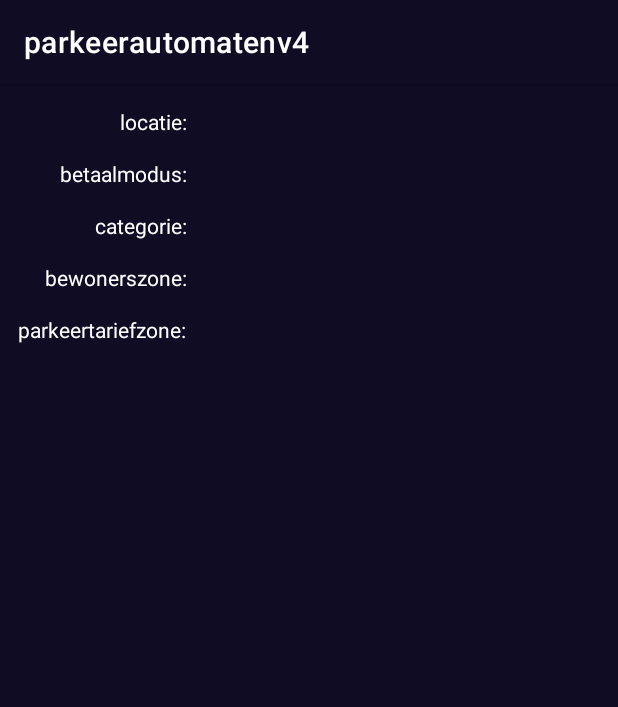
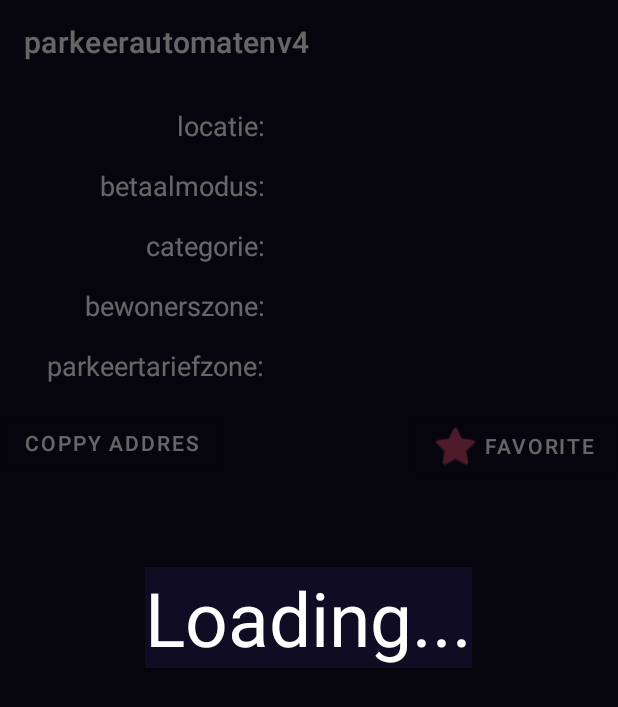
Before and after one commit to Kevin-Cool/mobile_parkeerautomaat, an Android app: the fragment DetailFragment placed in its activity, on a phone screen of 412 x 824 dp. Shown: the top 707 px of the screen. Run offline under Robolectric (Android 15) with nearby library versions, the phone set to English and light mode, and no system bars; our stand-ins replace Room's generated code, data binding; 9 statements that could not run were skipped.

Commit message:
loading creen and truncate local database

```diff
--- a/app/src/main/java/com/example/parkeerautomatenv4/data/local/ParkeerautomaatLocalDataSource.kt
+++ b/app/src/main/java/com/example/parkeerautomatenv4/data/local/ParkeerautomaatLocalDataSource.kt
@@ -5,6 +5,7 @@ import com.example.parkeerautomatenv4.data.local.dao.ParkeerautomaatfieldsDao
 import com.example.parkeerautomatenv4.data.local.entity.ParkeerautomaatEntity
 import com.example.parkeerautomatenv4.data.local.entity.ParkeerautomaatfieldsEntity
 import com.example.parkeerautomatenv4.domain.Parkeerautomaat
+import java.lang.Exception
 
 class ParkeerautomaatLocalDataSource (private val parkeerautomaatDao: ParkeerautomaatDao, private val parkeerautomaatfieldsDao: ParkeerautomaatfieldsDao) {
 
@@ -13,6 +14,11 @@ class ParkeerautomaatLocalDataSource (private val parkeerautomaatDao: Parkeeraut
     fun getParkeerautomaatById(id: String) = parkeerautomaatDao.getParkeerautomaatById(id)
 
     fun saveParkeerautomaat(list: List<Parkeerautomaat>){
+        /*try {
+            clearLocalParkkerautomaten()
+        }catch (e: Exception){
+            e.printStackTrace();
+        }*/
 
         val parkeerautomaatList = ArrayList<ParkeerautomaatEntity>()
         list.forEach { parkeerautomaat -> parkeerautomaatList.add(parkeerautomaat.toDatabaseModel()) }
@@ -24,5 +30,9 @@ class ParkeerautomaatLocalDataSource (private val parkeerautomaatDao: Parkeeraut
 
 
     }
+    fun clearLocalParkkerautomaten(){
+        parkeerautomaatDao.clear()
+        parkeerautomaatfieldsDao.clear()
+    }
 
 }
--- a/app/src/main/java/com/example/parkeerautomatenv4/data/local/dao/ParkeerautomaatDao.kt
+++ b/app/src/main/java/com/example/parkeerautomatenv4/data/local/dao/ParkeerautomaatDao.kt
@@ -4,6 +4,7 @@ import androidx.lifecycle.LiveData
 import androidx.room.*
 import com.example.parkeerautomatenv4.data.local.ParkeerautomaatAndFields
 import com.example.parkeerautomatenv4.data.local.entity.ParkeerautomaatEntity
+import retrofit2.http.DELETE
 
 @Dao
 interface ParkeerautomaatDao {
@@ -19,5 +20,6 @@ interface ParkeerautomaatDao {
     @Insert(onConflict = OnConflictStrategy.REPLACE)
     fun insertAll(list: List<ParkeerautomaatEntity>)
 
-
+    @Query("DELETE FROM parkeerautomaat")
+    fun clear()
 }
--- a/app/src/main/java/com/example/parkeerautomatenv4/data/local/dao/ParkeerautomaatfieldsDao.kt
+++ b/app/src/main/java/com/example/parkeerautomatenv4/data/local/dao/ParkeerautomaatfieldsDao.kt
@@ -3,6 +3,7 @@ package com.example.parkeerautomatenv4.data.local.dao
 import androidx.room.Dao
 import androidx.room.Insert
 import androidx.room.OnConflictStrategy
+import androidx.room.Query
 import com.example.parkeerautomatenv4.data.local.entity.ParkeerautomaatfieldsEntity
 import com.example.parkeerautomatenv4.domain.Parkeerautomaatfields
 
@@ -11,4 +12,8 @@ interface ParkeerautomaatfieldsDao {
 
     @Insert(onConflict = OnConflictStrategy.REPLACE)
     fun insertAll(list: List<ParkeerautomaatfieldsEntity>)
+
+    @Query("DELETE FROM parkeerautomaatfields")
+    fun clear()
+
 }
--- a/app/src/main/java/com/example/parkeerautomatenv4/data/repos/ParkeerautomaatRepository.kt
+++ b/app/src/main/java/com/example/parkeerautomatenv4/data/repos/ParkeerautomaatRepository.kt
@@ -1,7 +1,10 @@
 package com.example.parkeerautomatenv4.data.repos
 
+import androidx.lifecycle.LiveData
+import com.example.parkeerautomatenv4.data.local.ParkeerautomaatAndFields
 import com.example.parkeerautomatenv4.data.local.ParkeerautomaatLocalDataSource
 import com.example.parkeerautomatenv4.data.remote.ParkeerautomaatRemoteDataSource
+import com.example.parkeerautomatenv4.utils.Resource
 import com.example.parkeerautomatenv4.utils.performGetOperation
 
 class ParkeerautomaatRepository(
@@ -13,9 +16,25 @@ class ParkeerautomaatRepository(
     fun getParkeerautomaat(id: String) = parkeerautomaatLocalDataSource.getParkeerautomaatById(id)
 
 
-    fun getParkeerautomaten() = performGetOperation(
-        databaseQuery = {parkeerautomaatLocalDataSource.getParkeerautomaten()},
-        networkCall =  {parkeerautomaatRemoteDataSource.getParkeerautomaten()},
-        saveCallResult = {parkeerautomaatLocalDataSource.saveParkeerautomaat(it.records)}
-    )
+
+    fun getParkeerautomaten(): LiveData<Resource<List<ParkeerautomaatAndFields>>> {/*
+        try {
+            return performGetOperation(
+                    databaseQuery = { parkeerautomaatLocalDataSource.getParkeerautomaten() },
+                    networkCall = { parkeerautomaatRemoteDataSource.getParkeerautomaten() },
+                    saveCallResult = {parkeerautomaatLocalDataSource.saveParkeerautomaat(it.records) }
+            )
+        }
+        catch(e:Exception){
+            return performGetOperation(
+                    databaseQuery = { parkeerautomaatLocalDataSource.getParkeerautomaten() },
+                    networkCall = { parkeerautomaatRemoteDataSource.getParkeerautomaten() },
+                    saveCallResult = { }
+            )
+        }*/
+        return performGetOperation(
+                databaseQuery = { parkeerautomaatLocalDataSource.getParkeerautomaten() },
+                networkCall = { parkeerautomaatRemoteDataSource.getParkeerautomaten() },
+                saveCallResult = {parkeerautomaatLocalDataSource.saveParkeerautomaat(it.records) })
+    }
 }
--- a/app/src/main/java/com/example/parkeerautomatenv4/ui/parkeerautomaat_detail/detailFragment.kt
+++ b/app/src/main/java/com/example/parkeerautomatenv4/ui/parkeerautomaat_detail/detailFragment.kt
@@ -1,16 +1,27 @@
 package com.example.parkeerautomatenv4.ui.parkeerautomaat_detail
 
+import android.R.id.message
+import android.content.ClipData
+import android.content.ClipboardManager
+import android.content.Context.CLIPBOARD_SERVICE
+import android.graphics.Color
+import android.graphics.PorterDuff
 import android.os.Bundle
-import androidx.fragment.app.Fragment
 import android.view.LayoutInflater
 import android.view.View
 import android.view.ViewGroup
+import android.widget.TextView
+import android.widget.Toast
+import androidx.core.content.ContextCompat
+import androidx.fragment.app.Fragment
 import androidx.lifecycle.Observer
 import androidx.lifecycle.ViewModelProvider
-
 import androidx.navigation.fragment.navArgs
+import com.airbnb.lottie.animation.content.Content
+import com.example.parkeerautomatenv4.R
 import com.example.parkeerautomatenv4.data.repos.RepositoryUtils
 import com.example.parkeerautomatenv4.databinding.FragmentParkeerautomaatDetailBinding
+
 
 class DetailFragment  : Fragment() {
     val arguments: DetailFragmentArgs by navArgs()
@@ -29,10 +40,36 @@ class DetailFragment  : Fragment() {
 
         viewModel.parkeerautomaat.observe(viewLifecycleOwner,Observer {
             binding.parkeerautomaat = it
+
         })
 
+        binding.coppyButton.setOnClickListener {
+            val myClipboard: ClipboardManager = requireActivity().getSystemService(CLIPBOARD_SERVICE) as ClipboardManager
+            val myClip: ClipData = ClipData.newPlainText("text",binding.parkeerautomaat?.fields?.locatieomschrijving)
+
+            myClipboard.setPrimaryClip(myClip)
+
+            //Toast.makeText(activity , "Text copied to clipboard:"+myClipboard.primaryClip.toString(), Toast.LENGTH_LONG).show()
+
+            val toast: Toast = Toast.makeText(context, "Copied: "+binding.parkeerautomaat?.fields?.locatieomschrijving, Toast.LENGTH_SHORT)
+            val view = toast.view
+
+            //Gets the actual oval background of the Toast then sets the colour filter
+            view?.background?.setColorFilter(ContextCompat.getColor(requireContext(),R.color.color_1), PorterDuff.Mode.SRC_IN)
+
+            //Gets the TextView from the Toast so it can be editted
+            val text = view?.findViewById<TextView>(message)
+            text?.setTextColor(Color.WHITE)
+
+            toast.show()
+        }
+
+        binding.favButton.setOnClickListener {
+            Toast.makeText(activity , "Favorite", Toast.LENGTH_LONG).show()
+        }
 
         return binding.root
     }
 
+
 }
--- a/app/src/main/res/layout/fragment_loading.xml
+++ b/app/src/main/res/layout/fragment_loading.xml
@@ -1,6 +1,18 @@
 <?xml version="1.0" encoding="utf-8"?>
 <androidx.constraintlayout.widget.ConstraintLayout
-    xmlns:android="http://schemas.android.com/apk/res/android" android:layout_width="match_parent"
+    xmlns:android="http://schemas.android.com/apk/res/android"
+    xmlns:app="http://schemas.android.com/apk/res-auto"
+    android:layout_width="match_parent"
     android:layout_height="match_parent">
 
+
+    <TextView
+        android:layout_width="wrap_content"
+        android:layout_height="wrap_content"
+        android:text="@string/loading"
+        app:layout_constraintBottom_toBottomOf="parent"
+        app:layout_constraintEnd_toEndOf="parent"
+        app:layout_constraintStart_toStartOf="parent"
+        app:layout_constraintTop_toTopOf="parent"
+        android:textSize="50dp"/>
 </androidx.constraintlayout.widget.ConstraintLayout>
--- a/app/src/main/res/layout/fragment_parkeerautomaat_detail.xml
+++ b/app/src/main/res/layout/fragment_parkeerautomaat_detail.xml
@@ -31,94 +31,128 @@
                 android:id="@+id/locatieomschrijving_label"
                 android:layout_width="wrap_content"
                 android:layout_height="wrap_content"
+                android:layout_marginTop="15dp"
                 android:text="@string/locatie"
-            android:layout_marginStart="80dp"
-            android:layout_marginTop="15dp"
-            app:layout_constraintTop_toTopOf="parent"
-            app:layout_constraintStart_toStartOf="parent"/>
+                android:textSize="18dp"
+                app:layout_constraintEnd_toEndOf="parent"
+                app:layout_constraintEnd_toStartOf="@+id/locatieomschrijving"
+                app:layout_constraintHorizontal_bias="0.5"
+                app:layout_constraintStart_toStartOf="parent"
+                app:layout_constraintTop_toTopOf="parent" />
 
             <TextView
                 android:id="@+id/locatieomschrijving"
-            android:text="@{Parkeerautomaat.fields.locatieomschrijving}"
                 android:layout_width="wrap_content"
                 android:layout_height="wrap_content"
                 android:layout_marginTop="15dp"
-            android:layout_marginStart="10dp"
-            app:layout_constraintTop_toTopOf="parent"
-            app:layout_constraintStart_toEndOf="@+id/locatieomschrijving_label"/>
+                android:text="@{Parkeerautomaat.fields.locatieomschrijving}"
+                android:textSize="18dp"
+                app:layout_constraintEnd_toEndOf="parent"
+                app:layout_constraintHorizontal_bias="0.5"
+                app:layout_constraintStart_toEndOf="@+id/locatieomschrijving_label"
+                app:layout_constraintTop_toTopOf="parent" />
 
             <TextView
                 android:id="@+id/betaalmodus_label"
                 android:layout_width="wrap_content"
                 android:layout_height="wrap_content"
+                android:layout_marginTop="15dp"
                 android:text="@string/betaalmodus"
-            android:layout_marginTop="15dp"
-            app:layout_constraintTop_toBottomOf="@+id/locatieomschrijving_label"
-            app:layout_constraintEnd_toEndOf="@+id/locatieomschrijving_label"/>
+                android:textSize="18dp"
+                app:layout_constraintEnd_toEndOf="@+id/locatieomschrijving_label"
+                app:layout_constraintTop_toBottomOf="@+id/locatieomschrijving_label" />
 
             <TextView
                 android:id="@+id/betaalmodus"
-            android:text="@{Parkeerautomaat.fields.betaalmodus}"
                 android:layout_width="wrap_content"
                 android:layout_height="wrap_content"
                 android:layout_marginTop="15dp"
-            app:layout_constraintTop_toBottomOf="@+id/locatieomschrijving"
-            app:layout_constraintStart_toStartOf="@+id/locatieomschrijving"/>
+                android:text="@{Parkeerautomaat.fields.betaalmodus}"
+                android:textSize="18dp"
+                app:layout_constraintStart_toStartOf="@+id/locatieomschrijving"
+                app:layout_constraintTop_toBottomOf="@+id/locatieomschrijving" />
 
             <TextView
                 android:id="@+id/categorie_label"
                 android:layout_width="wrap_content"
                 android:layout_height="wrap_content"
+                android:layout_marginTop="15dp"
                 android:text="@string/categorie"
-            android:layout_marginTop="15dp"
-            app:layout_constraintTop_toBottomOf="@+id/betaalmodus_label"
-            app:layout_constraintEnd_toEndOf="@+id/betaalmodus_label"/>
+                android:textSize="18dp"
+                app:layout_constraintEnd_toEndOf="@+id/betaalmodus_label"
+                app:layout_constraintTop_toBottomOf="@+id/betaalmodus_label" />
 
             <TextView
                 android:id="@+id/categorie"
-            android:text="@{Parkeerautomaat.fields.categorie}"
                 android:layout_width="wrap_content"
                 android:layout_height="wrap_content"
                 android:layout_marginTop="15dp"
-            app:layout_constraintTop_toBottomOf="@+id/betaalmodus"
-            app:layout_constraintStart_toStartOf="@+id/betaalmodus"/>
+                android:text="@{Parkeerautomaat.fields.categorie}"
+                android:textSize="18dp"
+                app:layout_constraintStart_toStartOf="@+id/betaalmodus"
+                app:layout_constraintTop_toBottomOf="@+id/betaalmodus" />
 
             <TextView
                 android:id="@+id/bewonerszone_label"
                 android:layout_width="wrap_content"
                 android:layout_height="wrap_content"
+                android:layout_marginTop="15dp"
                 android:text="@string/bewonerszone"
-            android:layout_marginTop="15dp"
-            app:layout_constraintTop_toBottomOf="@+id/categorie_label"
-            app:layout_constraintEnd_toEndOf="@+id/categorie_label"/>
+                android:textSize="18dp"
+                app:layout_constraintEnd_toEndOf="@+id/categorie_label"
+                app:layout_constraintTop_toBottomOf="@+id/categorie_label" />
 
             <TextView
                 android:id="@+id/bewonerszone"
-            android:text="@{Parkeerautomaat.fields.bewonerszone}"
                 android:layout_width="wrap_content"
                 android:layout_height="wrap_content"
                 android:layout_marginTop="15dp"
-            app:layout_constraintTop_toBottomOf="@+id/categorie"
-            app:layout_constraintStart_toStartOf="@+id/categorie"/>
+                android:text="@{Parkeerautomaat.fields.bewonerszone}"
+                android:textSize="18dp"
+                app:layout_constraintStart_toStartOf="@+id/categorie"
+                app:layout_constraintTop_toBottomOf="@+id/categorie" />
 
             <TextView
                 android:id="@+id/parkeertariefzone_label"
                 android:layout_width="wrap_content"
                 android:layout_height="wrap_content"
+                android:layout_marginTop="15dp"
                 android:text="@string/parkeertariefzone"
-            android:layout_marginTop="15dp"
-            app:layout_constraintTop_toBottomOf="@+id/bewonerszone_label"
-            app:layout_constraintEnd_toEndOf="@+id/bewonerszone_label"/>
+                android:textSize="18dp"
+                app:layout_constraintEnd_toEndOf="@+id/bewonerszone_label"
+                app:layout_constraintTop_toBottomOf="@+id/bewonerszone_label" />
 
             <TextView
                 android:id="@+id/parkeertariefzone"
-            android:text="@{Parkeerautomaat.fields.parkeertariefzone}"
                 android:layout_width="wrap_content"
                 android:layout_height="wrap_content"
                 android:layout_marginTop="15dp"
-            app:layout_constraintTop_toBottomOf="@+id/bewonerszone"
-            app:layout_constraintStart_toStartOf="@+id/bewonerszone"/>
+                android:text="@{Parkeerautomaat.fields.parkeertariefzone}"
+                android:textSize="18dp"
+                app:layout_constraintStart_toStartOf="@+id/bewonerszone"
+                app:layout_constraintTop_toBottomOf="@+id/bewonerszone" />
 
+            <Button
+                android:id="@+id/coppyButton"
+                style="?attr/materialButtonOutlinedStyle"
+                android:layout_width="wrap_content"
+                android:layout_height="wrap_content"
+                android:layout_marginTop="15dp"
+                android:text="Coppy addres"
+                android:textColor="#ffffff"
+                app:layout_constraintStart_toStartOf="parent"
+                app:layout_constraintTop_toBottomOf="@+id/parkeertariefzone_label" />
+
+            <Button
+                android:id="@+id/favButton"
+                style="@style/Widget.MaterialComponents.Button.OutlinedButton.Icon"
+                android:layout_width="wrap_content"
+                android:layout_height="wrap_content"
+                android:text="favorite"
+                android:textColor="#ffffff"
+                app:icon="@android:drawable/btn_star"
+                app:layout_constraintEnd_toEndOf="parent"
+                app:layout_constraintTop_toTopOf="@+id/coppyButton" />
         </androidx.constraintlayout.widget.ConstraintLayout>
     </ScrollView>
 </layout>
--- a/app/src/main/res/values/colors.xml
+++ b/app/src/main/res/values/colors.xml
@@ -7,4 +7,5 @@
     <color name="teal_700">#FF018786</color>
     <color name="black">#FF000000</color>
     <color name="white">#FFFFFFFF</color>
+    <color name="color_1">#271739</color>
 </resources>
--- a/app/src/main/res/values/strings.xml
+++ b/app/src/main/res/values/strings.xml
@@ -7,4 +7,5 @@
     <string name="locatie">locatie:</string>
     <string name="zone">zone:</string>
     <string name="cash">cash:</string>
+    <string name="loading">Loading...</string>
 </resources>
```
Lines whose indentation alone changed are shown as unchanged.
